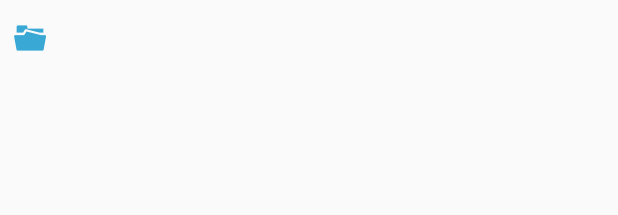
After one commit to androidzhang/OSChina, an Android app: the layout file_path_listitem.xml on its own in the app's theme, with its tools: preview values and no code run, on a phone screen of 412 x 824 dp. The commit adds this screen. Shown: the top 215 px of the screen. Run offline under Robolectric (Android 15) with nearby library versions, the phone set to English and light mode, and no system bars.

Commit message:
跟新   选择文件路径功能更新

```diff
--- /dev/null
+++ b/app/src/main/res/layout/file_path_listitem.xml
@@ -0,0 +1,53 @@
+<?xml version="1.0" encoding="utf-8"?>
+<LinearLayout xmlns:android="http://schemas.android.com/apk/res/android"
+    android:layout_width="match_parent"
+    android:layout_height="wrap_content"
+    android:layout_marginBottom="5dip"
+    android:layout_marginTop="5dip"
+    android:orientation="vertical" >
+
+    <LinearLayout
+        android:layout_width="match_parent"
+        android:layout_height="wrap_content"
+        android:gravity="center_vertical"
+        android:orientation="horizontal" >
+
+        <ImageView
+            android:layout_width="wrap_content"
+            android:layout_height="wrap_content"
+            android:src="@mipmap/folder" />
+
+        <TextView
+            android:id="@+id/tvPath"
+            android:layout_width="wrap_content"
+            android:layout_height="wrap_content"
+            android:textColor="#FFFFFF"
+            android:textSize="15sp" />
+    </LinearLayout>
+
+    <LinearLayout
+        android:id="@+id/ll_op"
+        android:visibility="gone"
+        android:layout_marginBottom="5dip"
+        android:layout_width="match_parent"
+        android:layout_height="wrap_content"
+        android:gravity="center_horizontal"
+        android:orientation="horizontal" >
+
+        <Button
+            android:id="@+id/btn_del"
+            android:layout_width="25dip"
+            android:layout_height="25dip"
+            android:background="@mipmap/garbage"
+            android:focusable="false" />
+
+        <Button
+            android:id="@+id/btn_rename"
+            android:layout_width="25dip"
+            android:layout_height="25dip"
+            android:layout_marginLeft="100dip"
+            android:background="@mipmap/_edit"
+            android:focusable="false" />
+    </LinearLayout>
+
+</LinearLayout>
```
Also changed, not shown: app/src/main/java/net/oschina/app/adapter/ListViewPathAdapter.java (added, +97 -0 lines), app/src/main/java/net/oschina/app/common/FileUtils.java (+58 -1 lines), app/src/main/java/net/oschina/app/common/UIHelper.java (+10 -0 lines), app/src/main/java/net/oschina/app/ui/Setting.java (+11 -26 lines), app/src/main/java/net/oschina/app/widget/PathChooseDialog.java (added, +284 -0 lines), app/src/main/res/layout/file_path_chooser.xml (added, +73 -0 lines).
